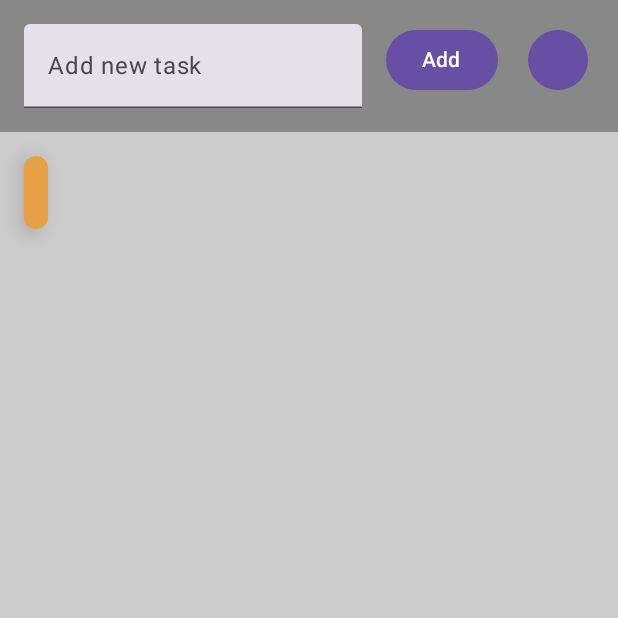
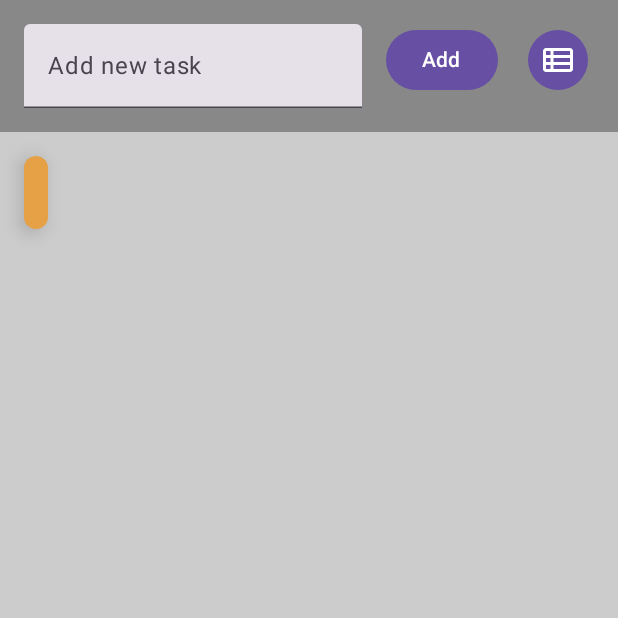
Before and after one commit to WillsonT2/Mobile-App-Development---Android, an Android app built with Jetpack Compose: the screen it shows after launch (MainActivity), after a tap on "Add", on a phone screen of 412 x 824 dp, the top half of it. Run offline under Robolectric (Android 15) with nearby library versions, the phone set to English and light mode, and no system bars.

Commit message:
something commit

```diff
--- /dev/null
+++ b/app/src/main/res/drawable/outline_grid_view_24.xml
@@ -0,0 +1,5 @@
+<vector xmlns:android="http://schemas.android.com/apk/res/android" android:height="24dp" android:tint="#000000" android:viewportHeight="960" android:viewportWidth="960" android:width="24dp">
+
+    <path android:fillColor="@android:color/white" android:pathData="M120,440L120,120L440,120L440,440L120,440ZM120,840L120,520L440,520L440,840L120,840ZM520,440L520,120L840,120L840,440L520,440ZM520,840L520,520L840,520L840,840L520,840ZM200,360L360,360L360,200L200,200L200,360ZM600,360L760,360L760,200L600,200L600,360ZM600,760L760,760L760,600L600,600L600,760ZM200,760L360,760L360,600L200,600L200,760ZM600,360L600,360L600,360L600,360ZM600,600L600,600L600,600L600,600ZM360,600L360,600L360,600L360,600ZM360,360L360,360L360,360L360,360Z"/>
+
+</vector>
--- /dev/null
+++ b/app/src/main/res/drawable/outline_view_list_24.xml
@@ -0,0 +1,5 @@
+<vector xmlns:android="http://schemas.android.com/apk/res/android" android:autoMirrored="true" android:height="24dp" android:tint="#000000" android:viewportHeight="960" android:viewportWidth="960" android:width="24dp">
+
+    <path android:fillColor="@android:color/white" android:pathData="M360,720L800,720Q800,720 800,720Q800,720 800,720L800,613L360,613L360,720ZM160,347L280,347L280,240L160,240Q160,240 160,240Q160,240 160,240L160,347ZM160,534L280,534L280,427L160,427L160,534ZM160,720L280,720L280,613L160,613L160,720Q160,720 160,720Q160,720 160,720ZM360,534L800,534L800,427L360,427L360,534ZM360,347L800,347L800,240Q800,240 800,240Q800,240 800,240L360,240L360,347ZM160,800Q127,800 103.5,776.5Q80,753 80,720L80,240Q80,207 103.5,183.5Q127,160 160,160L800,160Q833,160 856.5,183.5Q880,207 880,240L880,720Q880,753 856.5,776.5Q833,800 800,800L160,800Z"/>
+
+</vector>
```
Also changed, not shown: app/src/main/java/com/example/todolistapp/MainActivity.kt (+56 -21 lines).
